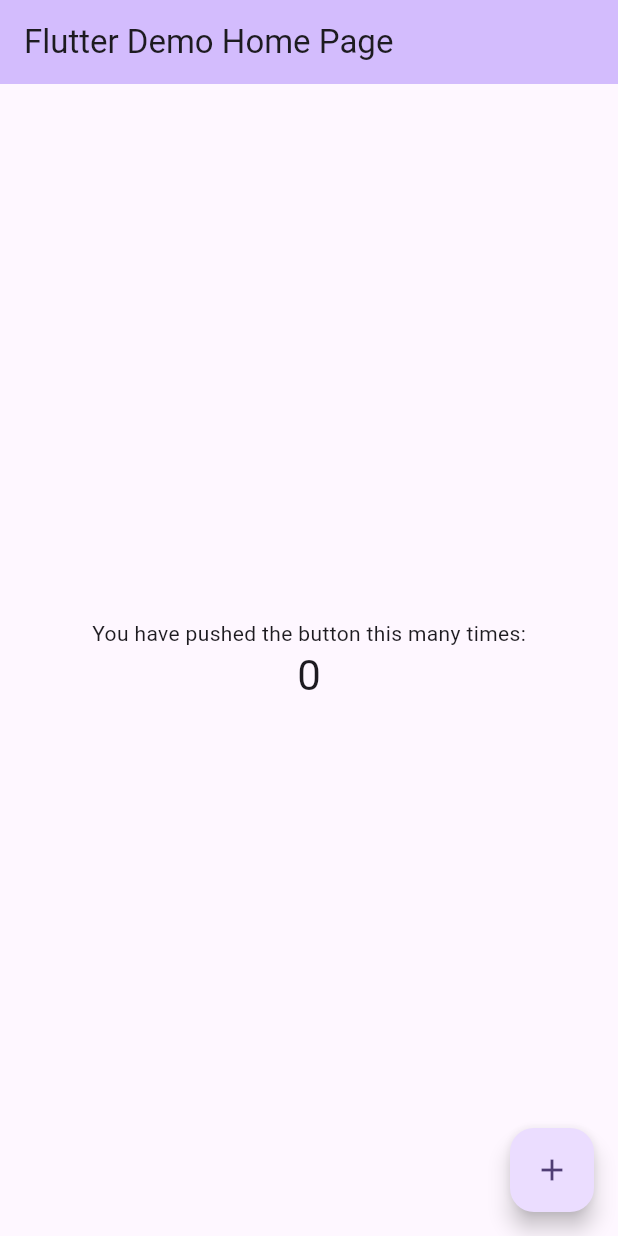
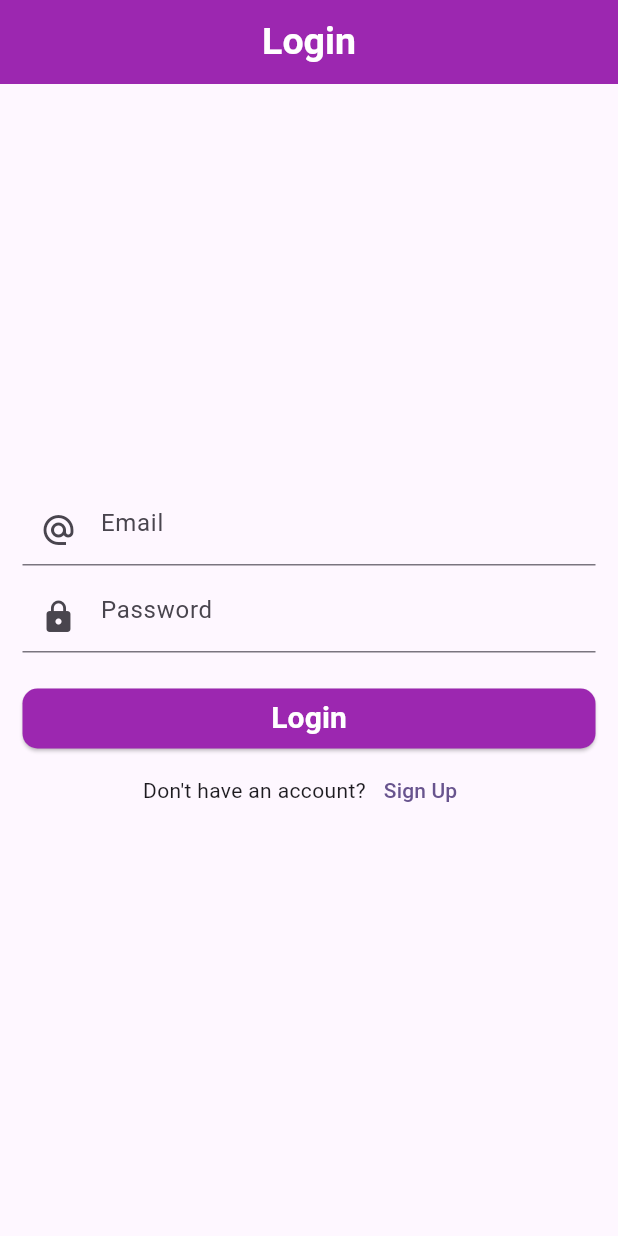
Before and after one commit to NitinMor1/Firebase, a Flutter app: the screen it shows after launch, on a phone screen of 412 x 824 dp. Run offline on Flutter 3.47's test engine with Material 3 defaults, Android fonts, the phone set to English and light mode, and no system bars; our stand-ins replace cloud_firestore, firebase_auth, firebase_core, fluttertoast; accounts and stored records are empty.

Commit message:
loginscreen and signupscreen UI and connect with firebase signup screen

```diff
--- /dev/null
+++ b/lib/UI/loginScreen.dart
@@ -0,0 +1,113 @@
+import 'package:cloud_firestore/cloud_firestore.dart';
+import 'package:firebase/UI/signupScreen.dart';
+import 'package:flutter/material.dart';
+
+class LoginScreen extends StatefulWidget {
+  @override
+  State<LoginScreen> createState() => LoginScreenState();
+}
+
+class LoginScreenState extends State<LoginScreen> {
+  final emailcontroller = TextEditingController();
+  final passwordcontroller = TextEditingController();
+  final _formfield = GlobalKey<FormState>();
+  @override
+  Widget build(BuildContext context) {
+    return Scaffold(
+        appBar: AppBar(
+          backgroundColor: Colors.purple,
+          automaticallyImplyLeading: false,
+          title: Center(
+            child: Text(
+              'Login',
+              style: TextStyle(
+                  color: Colors.white,
+                  fontSize: 25,
+                  fontWeight: FontWeight.bold),
+            ),
+          ),
+        ),
+        body: Padding(
+          padding: const EdgeInsets.all(15.0),
+          child: Column(
+            crossAxisAlignment: CrossAxisAlignment.center,
+            mainAxisAlignment: MainAxisAlignment.center,
+            children: [
+              Form(
+                  key: _formfield,
+                  child: Column(
+                    children: [
+                      TextFormField(
+                        keyboardType: TextInputType.text,
+                        controller: emailcontroller,
+                        decoration: InputDecoration(
+                            hintText: 'Email',
+                            prefixIcon: Icon(Icons.alternate_email)),
+                        validator: (value) {
+                          if (value!.isEmpty) {
+                            return 'Enter Email';
+                          }
+                          return null;
+                        },
+                      ),
+                      SizedBox(
+                        height: 10,
+                      ),
+                      TextFormField(
+                        keyboardType: TextInputType.text,
+                        controller: passwordcontroller,
+                        obscureText: true,
+                        decoration: InputDecoration(
+                            hintText: 'Password', prefixIcon: Icon(Icons.lock)),
+                        validator: (value) {
+                          if (value!.isEmpty) {
+                            return 'Enter password';
+                          }
+                          return null;
+                        },
+                      ),
+                    ],
+                  )),
+              SizedBox(
+                height: 20,
+              ),
+              Row(
+                children: [
+                  Expanded(
+                    child: ElevatedButton(
+                        onPressed: () {
+                          if (_formfield.currentState!.validate()) {}
+                        },
+                        style: ElevatedButton.styleFrom(
+                            shape: RoundedRectangleBorder(
+                                borderRadius: BorderRadius.circular(10)),
+                            backgroundColor: Colors.purple),
+                        child: Text(
+                          'Login',
+                          style: TextStyle(
+                              color: Colors.white,
+                              fontSize: 20,
+                              fontWeight: FontWeight.bold),
+                        )),
+                  ),
+                ],
+              ),
+              Row(
+                mainAxisAlignment: MainAxisAlignment.center,
+                children: [
+                  Text("Don't have an account?"),
+                  TextButton(
+                      onPressed: () {
+                        Navigator.push(
+                            context,
+                            MaterialPageRoute(
+                                builder: (context) => Signupscreen()));
+                      },
+                      child: Text('Sign Up'))
+                ],
+              )
+            ],
+          ),
+        ));
+  }
+}
--- a/lib/main.dart
+++ b/lib/main.dart
@@ -1,6 +1,10 @@
+import 'package:firebase/UI/SplashScreen.dart';
+import 'package:firebase_core/firebase_core.dart';
 import 'package:flutter/material.dart';
 
-void main() {
+void main() async {
+  WidgetsFlutterBinding.ensureInitialized();
+  await Firebase.initializeApp();
   runApp(const MyApp());
 }
 
@@ -11,6 +15,7 @@ class MyApp extends StatelessWidget {
   @override
   Widget build(BuildContext context) {
     return MaterialApp(
+        debugShowCheckedModeBanner: false,
         title: 'Flutter Demo',
         theme: ThemeData(
           // This is the theme of your application.
@@ -31,8 +36,7 @@ class MyApp extends StatelessWidget {
           colorScheme: ColorScheme.fromSeed(seedColor: Colors.deepPurple),
           useMaterial3: true,
         ),
-      home: const MyHomePage(title: 'Flutter Demo Home Page'),
-    );
+        home: Splashscreen());
   }
 }
 
```
Also changed, not shown: lib/UI/SplashScreen.dart (added, +50 -0 lines), lib/UI/signupScreen.dart (added, +147 -0 lines), lib/utils/toastmessage.dart (added, +15 -0 lines), pubspec.yaml (+7 -17 lines), pubspec.lock, 6 other files. Lines whose indentation alone changed are shown as unchanged.
